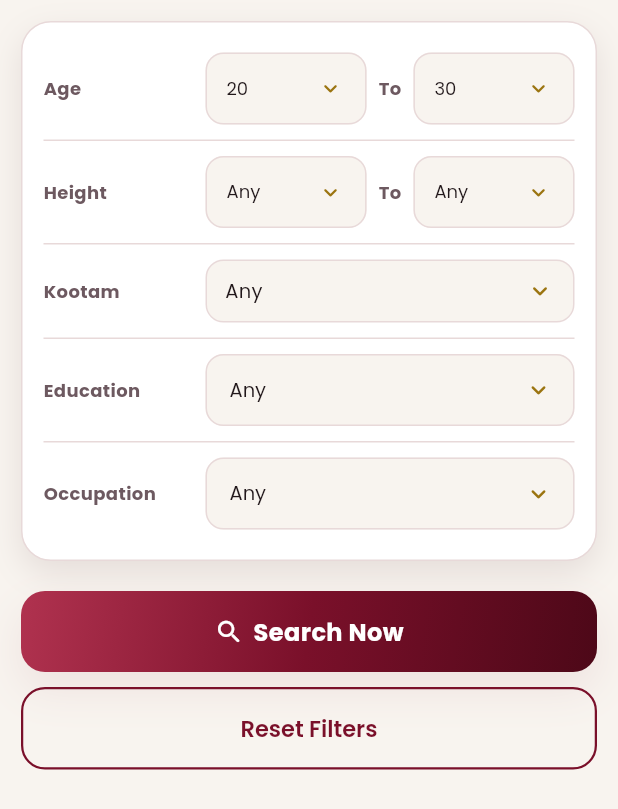
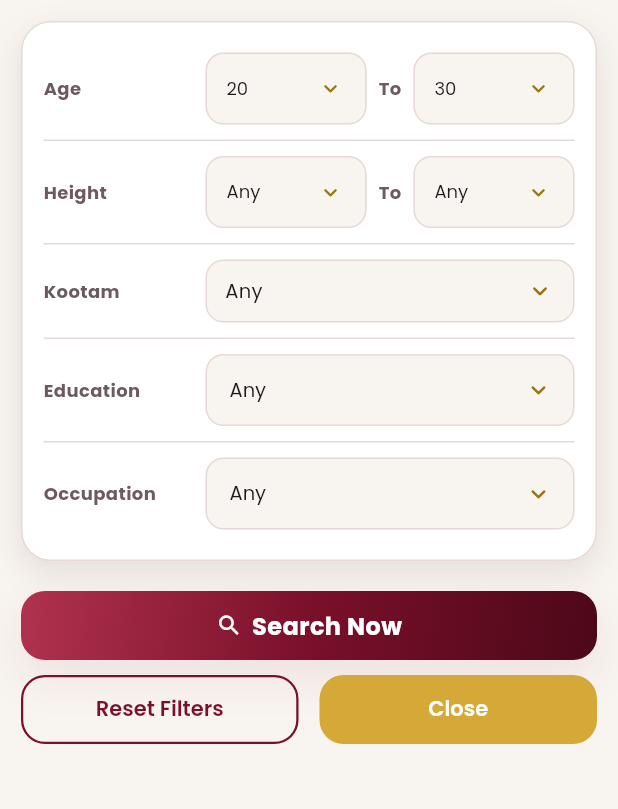
Before and after one commit to Rithish-25/Kongu-Matrimony, a Flutter app: the HoroscopeScreen screen opened directly, after a tap on "Edit Filters", on a phone screen of 412 x 824 dp. Shown: the top 809 px of the screen. Run offline on Flutter 3.47's test engine with Material 3 defaults, Android fonts, the phone set to English and light mode, and no system bars; our stand-ins replace flutter_native_splash, google_fonts, shared_preferences; accounts and stored records are empty; network calls fail.

Commit message:
Make search, reset, and close buttons smaller on Horoscope screen

```diff
--- a/lib/screens/horoscope/horoscope_screen.dart
+++ b/lib/screens/horoscope/horoscope_screen.dart
@@ -373,16 +373,61 @@ class HoroscopeScreenState extends State<HoroscopeScreen> {
           // Search button
           PrimaryButton(
             text: 'Search Now',
-            icon: const Icon(Icons.search_rounded, color: Colors.white, size: 20),
+            height: 46,
+            icon: const Icon(Icons.search_rounded, color: Colors.white, size: 18),
             onPressed: () => _performAdvancedSearch(allProfiles),
           ),
           const SizedBox(height: AppConstants.spacingS),
-          SizedBox(
-            width: double.infinity,
-            child: OutlinedButton(
-              onPressed: _resetFilters,
-              child: const Text('Reset Filters'),
-            ),
+          Row(
+            children: [
+              Expanded(
+                child: SizedBox(
+                  height: 46,
+                  child: OutlinedButton(
+                    onPressed: _resetFilters,
+                    style: OutlinedButton.styleFrom(
+                      padding: const EdgeInsets.symmetric(horizontal: 12),
+                      textStyle: GoogleFonts.poppins(
+                        fontSize: 14,
+                        fontWeight: FontWeight.w600,
+                      ),
+                    ),
+                    child: const Text('Reset Filters'),
+                  ),
+                ),
+              ),
+              const SizedBox(width: AppConstants.spacingM),
+              Expanded(
+                child: SizedBox(
+                  height: 46,
+                  child: ElevatedButton(
+                    onPressed: () {
+                      setState(() {
+                        if (_searchResults.isEmpty) {
+                          _initializeDefaultSearch();
+                        } else {
+                          _showResults = true;
+                        }
+                      });
+                    },
+                    style: ElevatedButton.styleFrom(
+                      backgroundColor: AppColors.secondary,
+                      foregroundColor: Colors.white,
+                      elevation: 0,
+                      padding: const EdgeInsets.symmetric(horizontal: 12),
+                      shape: RoundedRectangleBorder(
+                        borderRadius: BorderRadius.circular(AppConstants.buttonRadius),
+                      ),
+                      textStyle: GoogleFonts.poppins(
+                        fontSize: 14,
+                        fontWeight: FontWeight.w600,
+                      ),
+                    ),
+                    child: const Text('Close'),
+                  ),
+                ),
+              ),
+            ],
           ),
         ],
       ),
```
